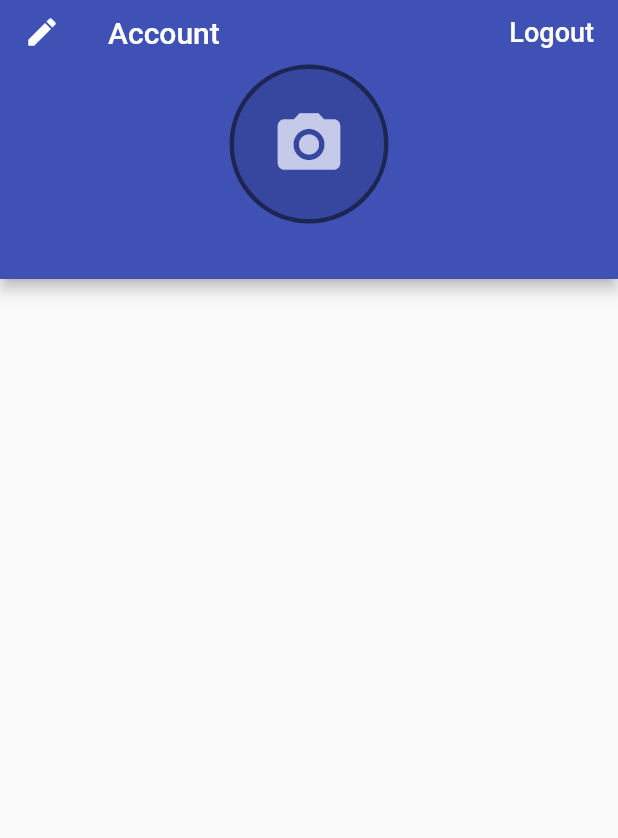
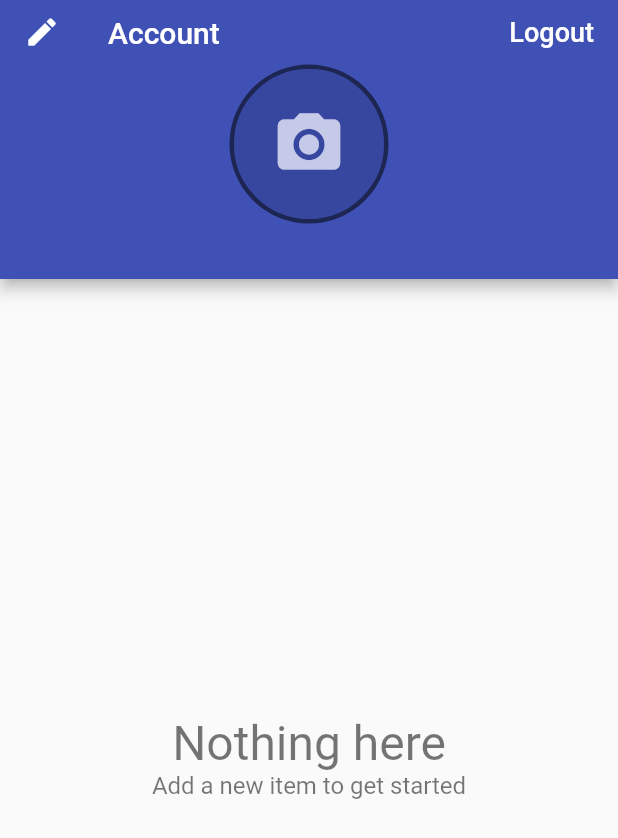
Before and after one commit to dev-tatsuya/SimpleSns, a Flutter app: the AccountPage screen opened directly, on a phone screen of 412 x 824 dp. Shown: the top 838 px of the screen. Run offline on Flutter 3.47's test engine with Material 2 defaults, Android fonts, the phone set to English and light mode, and no system bars; our stand-ins replace cloud_firestore, firebase_auth; accounts and stored records are empty.

Commit message:
postの取得と削除を実装

```diff
--- a/lib/app/main/account/account_page.dart
+++ b/lib/app/main/account/account_page.dart
@@ -1,10 +1,15 @@
 import 'package:flutter/material.dart';
 import 'package:provider/provider.dart';
 import 'package:simple_sns/app/main/account/edit_account_page.dart';
+import 'package:simple_sns/app/main/models/post.dart';
+import 'package:simple_sns/app/main/post_list_tile.dart';
 import 'package:simple_sns/common_widgets/avatar.dart';
+import 'package:simple_sns/common_widgets/list_items_builder.dart';
 import 'package:simple_sns/common_widgets/platform_alert_dialog.dart';
+import 'package:simple_sns/common_widgets/platform_exception_alert_dialog.dart';
 import 'package:simple_sns/services/auth.dart';
 import 'package:simple_sns/services/database.dart';
+import 'package:flutter/services.dart';
 
 class AccountPage extends StatelessWidget {
   Future<void> _signOut(BuildContext context) async {
@@ -63,6 +68,7 @@ class AccountPage extends StatelessWidget {
               child: _buildUserInfo(user),
             ),
           ),
+          body: _buildContents(context),
         );
       }
     );
@@ -84,4 +90,38 @@ class AccountPage extends StatelessWidget {
       ],
     );
   }
+
+  Widget _buildContents(BuildContext context) {
+    final database = Provider.of<Database>(context);
+    return StreamBuilder<List<Post>>(
+      stream: database.postsStream(),
+      builder: (context, snapshot) {
+        return ListItemsBuilder<Post>(
+          snapshot: snapshot,
+          itemBuilder: (context, post) => Dismissible(
+            key: Key('post-${post.id}'),
+            background: Container(color: Colors.red),
+            direction: DismissDirection.endToStart,
+            onDismissed: (direction) => _delete(context, post),
+            child: PostListTile(
+              post: post,
+              onTap: () => () {}, //JobEntriesPage.show(context, job),
+            ),
+          ),
+        );
+      }
+    );
+  }
+
+  Future<void> _delete(BuildContext context, Post post) async {
+    try {
+      final database = Provider.of<Database>(context, listen: false);
+      await database.deletePost(post);
+    } on PlatformException catch (e) {
+      PlatformExceptionAlertDialog(
+        title: 'Operation failed',
+        exception: e,
+      ).show(context);
+    }
+  }
 }
--- /dev/null
+++ b/lib/common_widgets/empty_content.dart
@@ -0,0 +1,30 @@
+import 'package:flutter/material.dart';
+
+class EmptyContent extends StatelessWidget {
+  const EmptyContent({
+    Key key,
+    this.title = 'Nothing here',
+    this.message = 'Add a new item to get started',
+  }) : super(key: key);
+  final String title;
+  final String message;
+
+  @override
+  Widget build(BuildContext context) {
+    return Center(
+      child: Column(
+        mainAxisAlignment: MainAxisAlignment.center,
+        children: <Widget>[
+          Text(
+            title,
+            style: TextStyle(fontSize: 32.0, color: Colors.black54),
+          ),
+          Text(
+            message,
+            style: TextStyle(fontSize: 16.0, color: Colors.black54),
+          ),
+        ],
+      ),
+    );
+  }
+}
--- /dev/null
+++ b/lib/common_widgets/list_items_builder.dart
@@ -0,0 +1,45 @@
+import 'package:flutter/material.dart';
+import 'package:simple_sns/common_widgets/empty_content.dart';
+
+typedef ItemWidgetBuilder<T> = Widget Function(BuildContext context, T item);
+
+class ListItemsBuilder<T> extends StatelessWidget {
+  const ListItemsBuilder({
+    Key key,
+    @required this.snapshot,
+    @required this.itemBuilder,
+  }) : super(key: key);
+  final AsyncSnapshot<List<T>> snapshot;
+  final ItemWidgetBuilder<T> itemBuilder;
+
+  @override
+  Widget build(BuildContext context) {
+    if (snapshot.hasData) {
+      final List<T> items = snapshot.data;
+      if (items.isNotEmpty) {
+        return _buildList(items.reversed.toList());
+      } else {
+        return EmptyContent();
+      }
+    } else if (snapshot.hasError) {
+      return EmptyContent(
+        title: 'Something went wrong',
+        message: 'Can\'t load items right now',
+      );
+    }
+    return Center(child: CircularProgressIndicator());
+  }
+
+  Widget _buildList(List<T> items) {
+    return ListView.separated(
+      itemCount: items.length + 2,
+      separatorBuilder: (context, index) => Divider(height: 0.5),
+      itemBuilder: (context, index) {
+        if (index == 0 || index == items.length + 1) {
+          return Container();
+        }
+        return itemBuilder(context, items[index - 1]);
+      },
+    );
+  }
+}
--- a/lib/services/api_path.dart
+++ b/lib/services/api_path.dart
@@ -10,4 +10,6 @@ class APIPath {
   static String user(String uid) => 'users/$uid';
 
   static String post(String uid, String postId) => 'users/$uid/posts/$postId';
+
+  static String posts(String uid) => 'users/$uid/posts';
 }
```
Also changed, not shown: lib/app/main/post_list_tile.dart (added, +18 -0 lines), lib/services/database.dart (+6 -7 lines).
